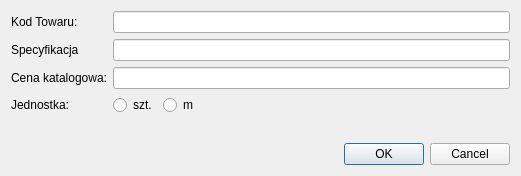
Above: NowyTowar.ui from konserw/koferta before the change. Below: the same form after it.
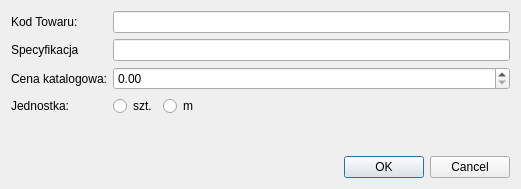
That is the form after the change.

Patch:
```diff
--- a/NowyTowar.ui
+++ b/NowyTowar.ui
@@ -7,7 +7,7 @@
     <x>0</x>
     <y>0</y>
     <width>521</width>
-    <height>176</height>
+    <height>189</height>
    </rect>
   </property>
   <property name="windowTitle">
@@ -46,9 +46,6 @@
        </property>
       </widget>
      </item>
-     <item row="2" column="1">
-      <widget class="QLineEdit" name="cena"/>
-     </item>
      <item row="3" column="0">
       <widget class="QLabel" name="label_5">
        <property name="text">
@@ -87,6 +84,9 @@
        </item>
       </layout>
      </item>
+     <item row="2" column="1">
+      <widget class="QDoubleSpinBox" name="cena"/>
+     </item>
     </layout>
    </item>
    <item>
```
